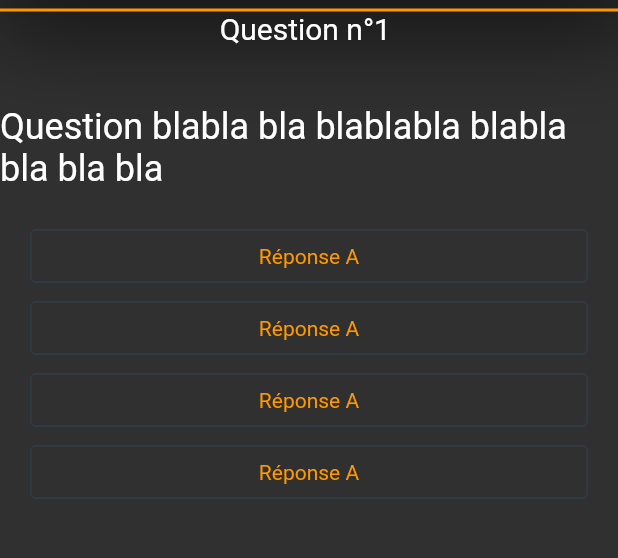
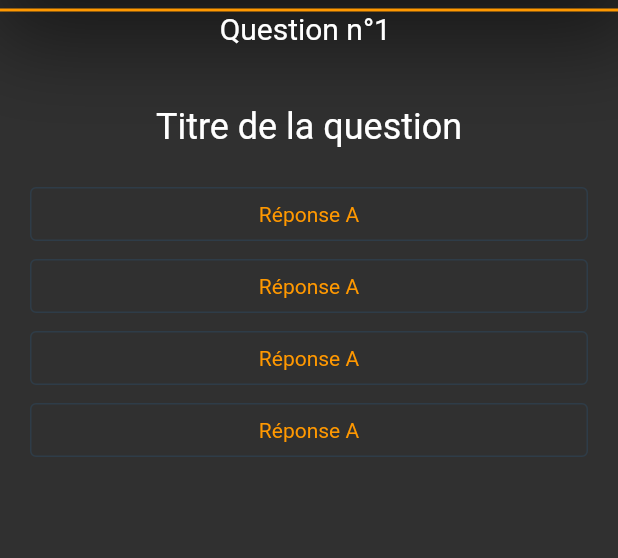
Before and after one commit to cehinger/naturalis, a Flutter app: the MyQuizPage screen opened directly, after a tap on "Insectes", on a phone screen of 412 x 824 dp, the part 137-695 px from its top. Run offline on Flutter 3.47's test engine with Material 2 defaults, Android fonts, the phone set to English and light mode, and no system bars; our stand-ins replace flutter_svg, google_fonts, google_nav_bar.

Commit message:
rename sublabel quiz

```diff
--- a/lib/playing_quiz.dart
+++ b/lib/playing_quiz.dart
@@ -73,7 +73,7 @@
                   const SizedBox(height: 20),
                   const SizedBox(height: 20),
                   const Text(
-                      'Question blabla bla blablabla blabla bla bla bla',
+                      'Titre de la question',
                       style:
                       TextStyle
                       (
--- a/lib/quiz.dart
+++ b/lib/quiz.dart
@@ -25,15 +25,15 @@
           children: <Widget>[
             InkWell(
                 onTap: () { handleSelectQuiz("QUIZ_INSECTA");},
-                child: QuizCategory(label: 'Insectes', sublabel: "(8 quizzes)", assetImage: 'assets/images/beetle.svg')
+                child: QuizCategory(label: 'Insectes', sublabel: "(Insecta)", assetImage: 'assets/images/beetle.svg')
             ),
             InkWell(
                 onTap: () { handleSelectQuiz("QUIZ_FUNGI");},
-                child: QuizCategory(label: 'Champignons', sublabel: "(8 quizzes)", assetImage: 'assets/images/fungus.svg')
+                child: QuizCategory(label: 'Champignons', sublabel: "(Fungi)", assetImage: 'assets/images/fungus.svg')
             ),
             InkWell(
                 onTap: () { handleSelectQuiz("QUIZ_PLANTAE");},
-                child: QuizCategory(label: 'Plantes', sublabel: "(8 quizzes)", assetImage: 'assets/images/plant.svg')
+                child: QuizCategory(label: 'Plantes', sublabel: "(Plantae)", assetImage: 'assets/images/plant.svg')
             ),
           ],
         ),
```
